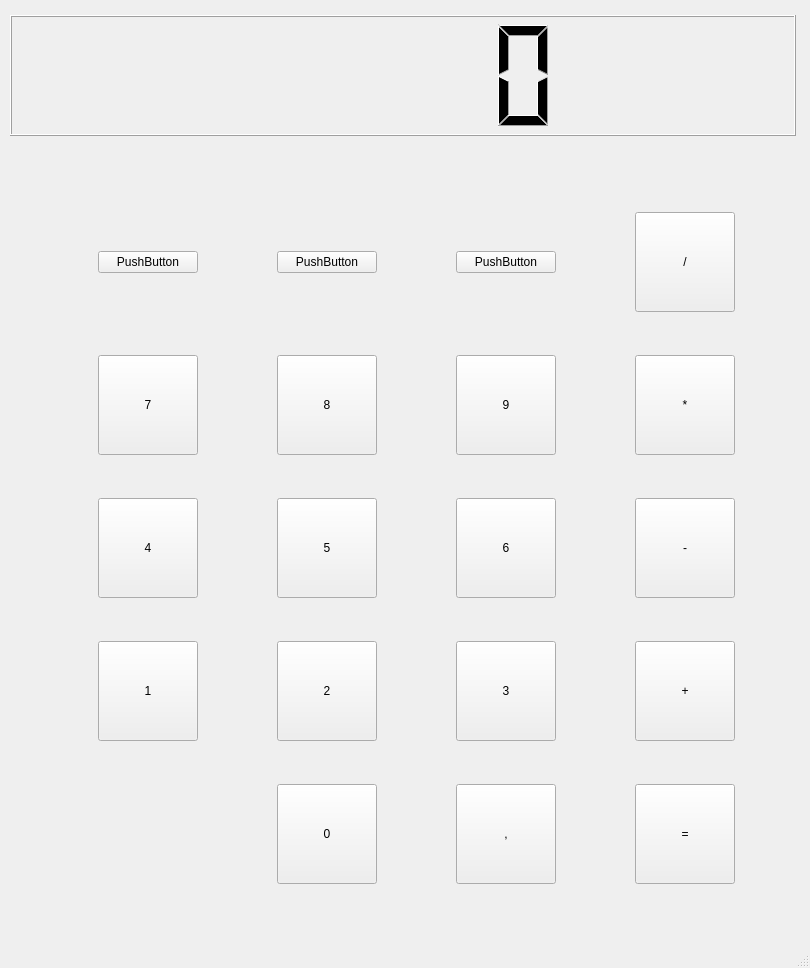
First picture: the form in MainWindow.ui, repository Beziu/Calculator, before the edit.
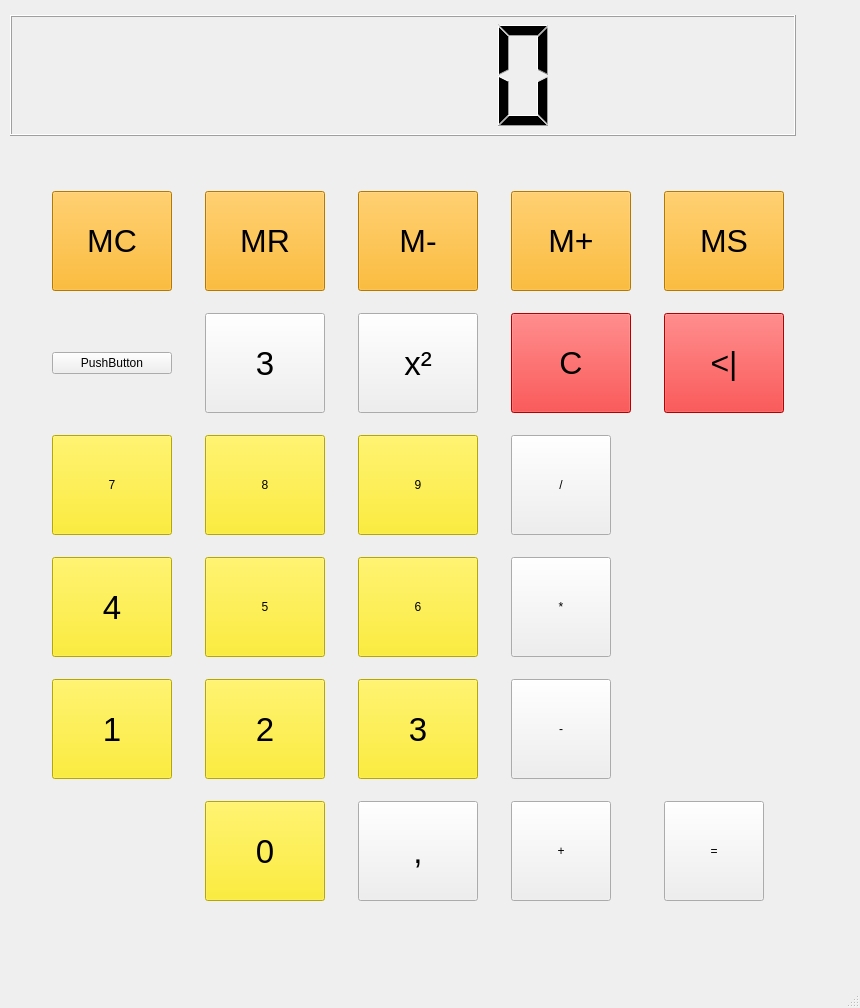
Second picture: the form after the edit.

Commit message: More buttons, better layout

```diff
--- a/MainWindow.ui
+++ b/MainWindow.ui
@@ -6,8 +6,8 @@
    <rect>
     <x>0</x>
     <y>0</y>
-    <width>810</width>
-    <height>968</height>
+    <width>860</width>
+    <height>1008</height>
    </rect>
   </property>
   <property name="windowTitle">
@@ -34,259 +34,529 @@
      </rect>
     </property>
     <layout class="QGridLayout" name="gridLayout">
-     <item row="1" column="1">
-      <widget class="QPushButton" name="pushButton_4">
+     <item row="3" column="1">
+      <widget class="QPushButton" name="btn_5">
        <property name="minimumSize">
         <size>
-         <width>100</width>
+         <width>120</width>
          <height>100</height>
         </size>
        </property>
        <property name="maximumSize">
         <size>
-         <width>100</width>
+         <width>120</width>
          <height>100</height>
         </size>
        </property>
-       <property name="text">
-        <string>8</string>
-       </property>
-      </widget>
-     </item>
-     <item row="2" column="1">
-      <widget class="QPushButton" name="pushButton_6">
-       <property name="minimumSize">
-        <size>
-         <width>100</width>
-         <height>100</height>
-        </size>
-       </property>
-       <property name="maximumSize">
-        <size>
-         <width>100</width>
-         <height>100</height>
-        </size>
+       <property name="styleSheet">
+        <string notr="true">background-color: rgb(255, 234, 0);
+font: 25pt &quot;MS Shell Dlg 2&quot;;</string>
        </property>
        <property name="text">
         <string>5</string>
        </property>
       </widget>
      </item>
-     <item row="3" column="0">
+     <item row="4" column="0">
       <widget class="QPushButton" name="btn_1">
        <property name="minimumSize">
         <size>
-         <width>100</width>
+         <width>120</width>
          <height>100</height>
         </size>
        </property>
        <property name="maximumSize">
         <size>
-         <width>100</width>
+         <width>120</width>
          <height>100</height>
         </size>
        </property>
+       <property name="font">
+        <font>
+         <family>MS Shell Dlg 2</family>
+         <pointsize>25</pointsize>
+         <weight>50</weight>
+         <italic>false</italic>
+         <bold>false</bold>
+        </font>
+       </property>
+       <property name="styleSheet">
+        <string notr="true">background-color: rgb(255, 234, 0);
+font: 25pt &quot;MS Shell Dlg 2&quot;;</string>
+       </property>
        <property name="text">
         <string>1</string>
        </property>
       </widget>
      </item>
-     <item row="3" column="1">
-      <widget class="QPushButton" name="btn_2">
+     <item row="4" column="2">
+      <widget class="QPushButton" name="btn_3">
        <property name="minimumSize">
         <size>
-         <width>100</width>
+         <width>120</width>
          <height>100</height>
         </size>
        </property>
        <property name="maximumSize">
         <size>
-         <width>100</width>
+         <width>120</width>
          <height>100</height>
         </size>
        </property>
+       <property name="font">
+        <font>
+         <family>MS Shell Dlg 2</family>
+         <pointsize>25</pointsize>
+         <weight>50</weight>
+         <italic>false</italic>
+         <bold>false</bold>
+        </font>
+       </property>
+       <property name="styleSheet">
+        <string notr="true">background-color: rgb(255, 234, 0);
+font: 25pt &quot;MS Shell Dlg 2&quot;;</string>
+       </property>
        <property name="text">
-        <string>2</string>
+        <string>3</string>
        </property>
       </widget>
      </item>
-     <item row="1" column="0">
-      <widget class="QPushButton" name="pushButton">
+     <item row="2" column="0">
+      <widget class="QPushButton" name="btn_7">
        <property name="minimumSize">
         <size>
-         <width>100</width>
+         <width>120</width>
          <height>100</height>
         </size>
        </property>
        <property name="maximumSize">
         <size>
-         <width>100</width>
+         <width>120</width>
          <height>100</height>
         </size>
        </property>
+       <property name="styleSheet">
+        <string notr="true">background-color: rgb(255, 234, 0);
+font: 25pt &quot;MS Shell Dlg 2&quot;;</string>
+       </property>
        <property name="text">
         <string>7</string>
        </property>
       </widget>
      </item>
-     <item row="1" column="3">
-      <widget class="QPushButton" name="pushButton_11">
+     <item row="5" column="2">
+      <widget class="QPushButton" name="pushButton_19">
        <property name="minimumSize">
         <size>
-         <width>100</width>
+         <width>120</width>
          <height>100</height>
         </size>
        </property>
        <property name="maximumSize">
         <size>
-         <width>100</width>
+         <width>120</width>
          <height>100</height>
         </size>
        </property>
+       <property name="font">
+        <font>
+         <pointsize>25</pointsize>
+         <weight>50</weight>
+         <bold>false</bold>
+        </font>
+       </property>
        <property name="text">
-        <string>*</string>
+        <string>,</string>
        </property>
       </widget>
      </item>
-     <item row="2" column="2">
-      <widget class="QPushButton" name="pushButton_7">
+     <item row="2" column="1">
+      <widget class="QPushButton" name="btn_8">
        <property name="minimumSize">
         <size>
-         <width>100</width>
+         <width>120</width>
          <height>100</height>
         </size>
        </property>
        <property name="maximumSize">
         <size>
-         <width>100</width>
+         <width>120</width>
          <height>100</height>
         </size>
        </property>
+       <property name="styleSheet">
+        <string notr="true">background-color: rgb(255, 234, 0);
+font: 25pt &quot;MS Shell Dlg 2&quot;;</string>
+       </property>
        <property name="text">
-        <string>6</string>
+        <string>8</string>
        </property>
       </widget>
      </item>
      <item row="4" column="1">
-      <widget class="QPushButton" name="pushButton_10">
+      <widget class="QPushButton" name="btn_2">
        <property name="minimumSize">
         <size>
-         <width>100</width>
+         <width>120</width>
          <height>100</height>
         </size>
        </property>
        <property name="maximumSize">
         <size>
-         <width>100</width>
+         <width>120</width>
          <height>100</height>
         </size>
        </property>
+       <property name="font">
+        <font>
+         <family>MS Shell Dlg 2</family>
+         <pointsize>25</pointsize>
+         <weight>50</weight>
+         <italic>false</italic>
+         <bold>false</bold>
+        </font>
+       </property>
+       <property name="styleSheet">
+        <string notr="true">background-color: rgb(255, 234, 0);
+font: 25pt &quot;MS Shell Dlg 2&quot;;</string>
+       </property>
        <property name="text">
-        <string>0</string>
+        <string>2</string>
        </property>
       </widget>
      </item>
-     <item row="2" column="0">
+     <item row="3" column="0">
       <widget class="QPushButton" name="btn_4">
        <property name="minimumSize">
         <size>
-         <width>100</width>
+         <width>120</width>
          <height>100</height>
         </size>
        </property>
        <property name="maximumSize">
         <size>
-         <width>100</width>
+         <width>120</width>
          <height>100</height>
         </size>
        </property>
+       <property name="font">
+        <font>
+         <family>MS Shell Dlg 2</family>
+         <pointsize>25</pointsize>
+         <weight>50</weight>
+         <italic>false</italic>
+         <bold>false</bold>
+        </font>
+       </property>
+       <property name="autoFillBackground">
+        <bool>false</bool>
+       </property>
+       <property name="styleSheet">
+        <string notr="true">background-color: rgb(255, 234, 0);
+font: 25pt &quot;MS Shell Dlg 2&quot;;</string>
+       </property>
        <property name="text">
         <string>4</string>
        </property>
       </widget>
      </item>
-     <item row="1" column="2">
-      <widget class="QPushButton" name="pushButton_5">
+     <item row="5" column="1">
+      <widget class="QPushButton" name="btn_0">
        <property name="minimumSize">
         <size>
-         <width>100</width>
+         <width>120</width>
          <height>100</height>
         </size>
        </property>
        <property name="maximumSize">
         <size>
-         <width>100</width>
+         <width>120</width>
          <height>100</height>
         </size>
        </property>
+       <property name="font">
+        <font>
+         <family>MS Shell Dlg 2</family>
+         <pointsize>25</pointsize>
+         <weight>50</weight>
+         <italic>false</italic>
+         <bold>false</bold>
+        </font>
+       </property>
+       <property name="styleSheet">
+        <string notr="true">background-color: rgb(255, 234, 0);
+font: 25pt &quot;MS Shell Dlg 2&quot;;</string>
+       </property>
        <property name="text">
-        <string>9</string>
+        <string>0</string>
        </property>
       </widget>
      </item>
      <item row="3" column="2">
-      <widget class="QPushButton" name="btn_3">
+      <widget class="QPushButton" name="pushButton_7">
        <property name="minimumSize">
         <size>
-         <width>100</width>
+         <width>120</width>
          <height>100</height>
         </size>
        </property>
        <property name="maximumSize">
         <size>
-         <width>100</width>
+         <width>120</width>
          <height>100</height>
         </size>
        </property>
+       <property name="styleSheet">
+        <string notr="true">background-color: rgb(255, 234, 0);
+font: 25pt &quot;MS Shell Dlg 2&quot;;</string>
+       </property>
        <property name="text">
-        <string>3</string>
+        <string>6</string>
        </property>
       </widget>
      </item>
-     <item row="0" column="0">
+     <item row="2" column="2">
+      <widget class="QPushButton" name="btn_9">
+       <property name="minimumSize">
+        <size>
+         <width>120</width>
+         <height>100</height>
+        </size>
+       </property>
+       <property name="maximumSize">
+        <size>
+         <width>120</width>
+         <height>100</height>
+        </size>
+       </property>
+       <property name="styleSheet">
+        <string notr="true">background-color: rgb(255, 234, 0);
+font: 25pt &quot;MS Shell Dlg 2&quot;;</string>
+       </property>
+       <property name="text">
+        <string>9</string>
+       </property>
+      </widget>
+     </item>
+     <item row="1" column="0">
       <widget class="QPushButton" name="pushButton_12">
        <property name="text">
         <string>PushButton</string>
        </property>
       </widget>
      </item>
-     <item row="0" column="1">
-      <widget class="QPushButton" name="pushButton_13">
-       <property name="text">
-        <string>PushButton</string>
-       </property>
-      </widget>
-     </item>
      <item row="0" column="2">
-      <widget class="QPushButton" name="pushButton_14">
+      <widget class="QPushButton" name="btn_m_minus">
+       <property name="minimumSize">
+        <size>
+         <width>120</width>
+         <height>100</height>
+        </size>
+       </property>
+       <property name="maximumSize">
+        <size>
+         <width>120</width>
+         <height>100</height>
+        </size>
+       </property>
+       <property name="font">
+        <font>
+         <family>MS Shell Dlg 2</family>
+         <pointsize>24</pointsize>
+         <weight>50</weight>
+         <italic>false</italic>
+         <bold>false</bold>
+        </font>
+       </property>
+       <property name="styleSheet">
+        <string notr="true">background-color: rgb(255, 170, 0);
+font: 24pt &quot;MS Shell Dlg 2&quot;;</string>
+       </property>
        <property name="text">
-        <string>PushButton</string>
+        <string>M-</string>
+       </property>
+      </widget>
+     </item>
+     <item row="1" column="1">
+      <widget class="QPushButton" name="btn___2">
+       <property name="minimumSize">
+        <size>
+         <width>120</width>
+         <height>100</height>
+        </size>
+       </property>
+       <property name="maximumSize">
+        <size>
+         <width>120</width>
+         <height>100</height>
+        </size>
+       </property>
+       <property name="font">
+        <font>
+         <pointsize>25</pointsize>
+        </font>
+       </property>
+       <property name="text">
+        <string>3</string>
+       </property>
+      </widget>
+     </item>
+     <item row="1" column="2">
+      <widget class="QPushButton" name="btn_sqr">
+       <property name="minimumSize">
+        <size>
+         <width>120</width>
+         <height>100</height>
+        </size>
+       </property>
+       <property name="maximumSize">
+        <size>
+         <width>120</width>
+         <height>100</height>
+        </size>
+       </property>
+       <property name="font">
+        <font>
+         <pointsize>25</pointsize>
+        </font>
+       </property>
+       <property name="text">
+        <string>x²</string>
        </property>
       </widget>
      </item>
      <item row="0" column="3">
-      <widget class="QPushButton" name="pushButton_15">
+      <widget class="QPushButton" name="btn_m_plus">
        <property name="minimumSize">
         <size>
-         <width>100</width>
+         <width>120</width>
          <height>100</height>
         </size>
        </property>
        <property name="maximumSize">
         <size>
-         <width>100</width>
+         <width>120</width>
          <height>100</height>
         </size>
        </property>
+       <property name="font">
+        <font>
+         <family>MS Shell Dlg 2</family>
+         <pointsize>24</pointsize>
+         <weight>50</weight>
+         <italic>false</italic>
+         <bold>false</bold>
+        </font>
+       </property>
+       <property name="styleSheet">
+        <string notr="true">background-color: rgb(255, 170, 0);
+font: 24pt &quot;MS Shell Dlg 2&quot;;</string>
+       </property>
        <property name="text">
-        <string>/</string>
+        <string>M+</string>
        </property>
       </widget>
      </item>
-     <item row="2" column="3">
-      <widget class="QPushButton" name="pushButton_16">
+     <item row="0" column="4">
+      <widget class="QPushButton" name="btn_m_save">
        <property name="minimumSize">
         <size>
+         <width>120</width>
+         <height>100</height>
+        </size>
+       </property>
+       <property name="maximumSize">
+        <size>
+         <width>120</width>
+         <height>100</height>
+        </size>
+       </property>
+       <property name="font">
+        <font>
+         <family>MS Shell Dlg 2</family>
+         <pointsize>24</pointsize>
+         <weight>50</weight>
+         <italic>false</italic>
+         <bold>false</bold>
+        </font>
+       </property>
+       <property name="styleSheet">
+        <string notr="true">background-color: rgb(255, 170, 0);
+font: 24pt &quot;MS Shell Dlg 2&quot;;</string>
+       </property>
+       <property name="text">
+        <string>MS</string>
+       </property>
+      </widget>
+     </item>
+     <item row="0" column="1">
+      <widget class="QPushButton" name="btn_m_read">
+       <property name="minimumSize">
+        <size>
+         <width>120</width>
+         <height>100</height>
+        </size>
+       </property>
+       <property name="maximumSize">
+        <size>
+         <width>120</width>
+         <height>100</height>
+        </size>
+       </property>
+       <property name="font">
+        <font>
+         <family>MS Shell Dlg 2</family>
+         <pointsize>24</pointsize>
+         <weight>50</weight>
+         <italic>false</italic>
+         <bold>false</bold>
+        </font>
+       </property>
+       <property name="styleSheet">
+        <string notr="true">background-color: rgb(255, 170, 0);
+font: 24pt &quot;MS Shell Dlg 2&quot;;</string>
+       </property>
+       <property name="text">
+        <string>MR</string>
+       </property>
+      </widget>
+     </item>
+     <item row="0" column="0">
+      <widget class="QPushButton" name="btn_m_clear">
+       <property name="minimumSize">
+        <size>
+         <width>120</width>
+         <height>100</height>
+        </size>
+       </property>
+       <property name="maximumSize">
+        <size>
+         <width>120</width>
+         <height>100</height>
+        </size>
+       </property>
+       <property name="font">
+        <font>
+         <family>MS Shell Dlg 2</family>
+         <pointsize>24</pointsize>
+         <weight>50</weight>
+         <italic>false</italic>
+         <bold>false</bold>
+        </font>
+       </property>
+       <property name="styleSheet">
+        <string notr="true">background-color: rgb(255, 170, 0);
+font: 24pt &quot;MS Shell Dlg 2&quot;;</string>
+       </property>
+       <property name="text">
+        <string>MC</string>
+       </property>
+      </widget>
+     </item>
+     <item row="5" column="4">
+      <widget class="QPushButton" name="pushButton_18">
+       <property name="minimumSize">
+        <size>
          <width>100</width>
          <height>100</height>
         </size>
@@ -298,11 +568,11 @@
         </size>
        </property>
        <property name="text">
-        <string>-</string>
+        <string>=</string>
        </property>
       </widget>
      </item>
-     <item row="3" column="3">
+     <item row="5" column="3">
       <widget class="QPushButton" name="pushButton_17">
        <property name="minimumSize">
         <size>
@@ -322,7 +592,7 @@
       </widget>
      </item>
      <item row="4" column="3">
-      <widget class="QPushButton" name="pushButton_18">
+      <widget class="QPushButton" name="pushButton_16">
        <property name="minimumSize">
         <size>
          <width>100</width>
@@ -336,12 +606,12 @@
         </size>
        </property>
        <property name="text">
-        <string>=</string>
+        <string>-</string>
        </property>
       </widget>
      </item>
-     <item row="4" column="2">
-      <widget class="QPushButton" name="pushButton_19">
+     <item row="3" column="3">
+      <widget class="QPushButton" name="pushButton_11">
        <property name="minimumSize">
         <size>
          <width>100</width>
@@ -355,7 +625,90 @@
         </size>
        </property>
        <property name="text">
-        <string>,</string>
+        <string>*</string>
+       </property>
+      </widget>
+     </item>
+     <item row="2" column="3">
+      <widget class="QPushButton" name="pushButton_15">
+       <property name="minimumSize">
+        <size>
+         <width>100</width>
+         <height>100</height>
+        </size>
+       </property>
+       <property name="maximumSize">
+        <size>
+         <width>100</width>
+         <height>100</height>
+        </size>
+       </property>
+       <property name="text">
+        <string>/</string>
+       </property>
+      </widget>
+     </item>
+     <item row="1" column="3">
+      <widget class="QPushButton" name="btn_clear">
+       <property name="minimumSize">
+        <size>
+         <width>120</width>
+         <height>100</height>
+        </size>
+       </property>
+       <property name="maximumSize">
+        <size>
+         <width>120</width>
+         <height>100</height>
+        </size>
+       </property>
+       <property name="font">
+        <font>
+         <family>MS Shell Dlg 2</family>
+         <pointsize>24</pointsize>
+         <weight>9</weight>
+         <italic>false</italic>
+         <bold>false</bold>
+        </font>
+       </property>
+       <property name="styleSheet">
+        <string notr="true">background-color: rgb(255, 0, 0);
+font: 75 24pt &quot;MS Shell Dlg 2&quot;;</string>
+       </property>
+       <property name="text">
+        <string>C</string>
+       </property>
+      </widget>
+     </item>
+     <item row="1" column="4">
+      <widget class="QPushButton" name="btn_remove">
+       <property name="minimumSize">
+        <size>
+         <width>120</width>
+         <height>100</height>
+        </size>
+       </property>
+       <property name="maximumSize">
+        <size>
+         <width>120</width>
+         <height>100</height>
+        </size>
+       </property>
+       <property name="font">
+        <font>
+         <family>MS Shell Dlg 2</family>
+         <pointsize>24</pointsize>
+         <weight>9</weight>
+         <italic>false</italic>
+         <bold>false</bold>
+        </font>
+       </property>
+       <property name="styleSheet">
+        <string notr="true">background-color: rgb(255, 0, 0);
+font: 75 24pt &quot;MS Shell Dlg 2&quot;;</string>
+       </property>
+       <property name="text">
+        <string>&lt;|</string>
        </property>
       </widget>
      </item>
```
Left out of the diff: 4 changed lines with no effect on the pictures. The commit also changes 1 other file.
